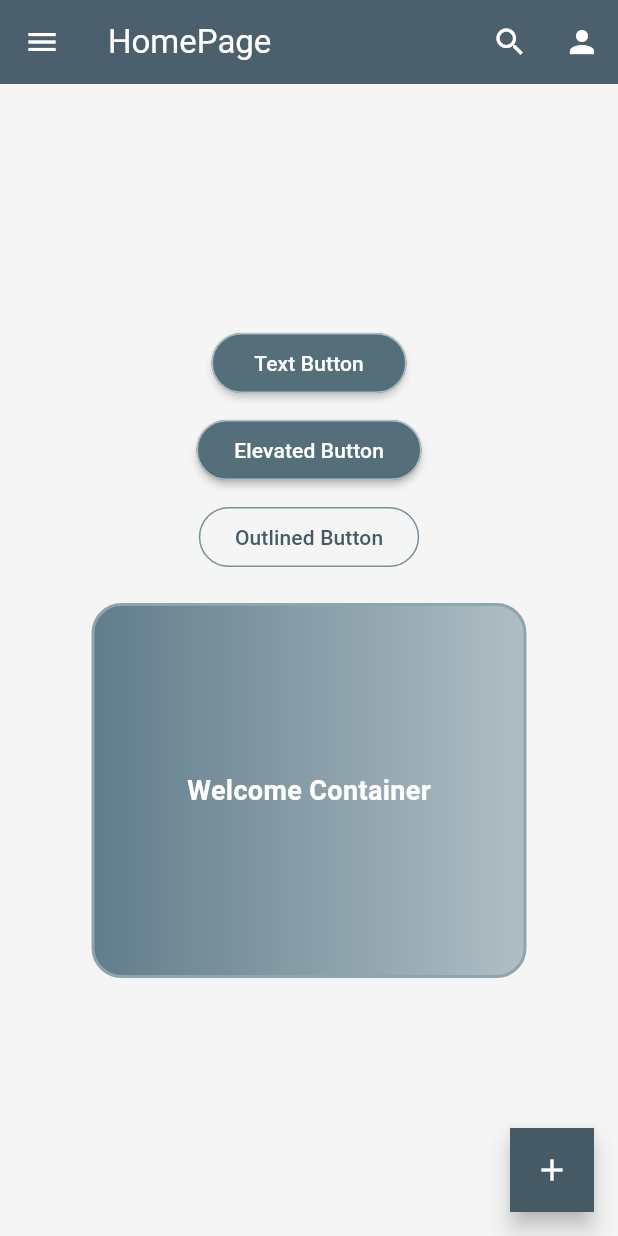
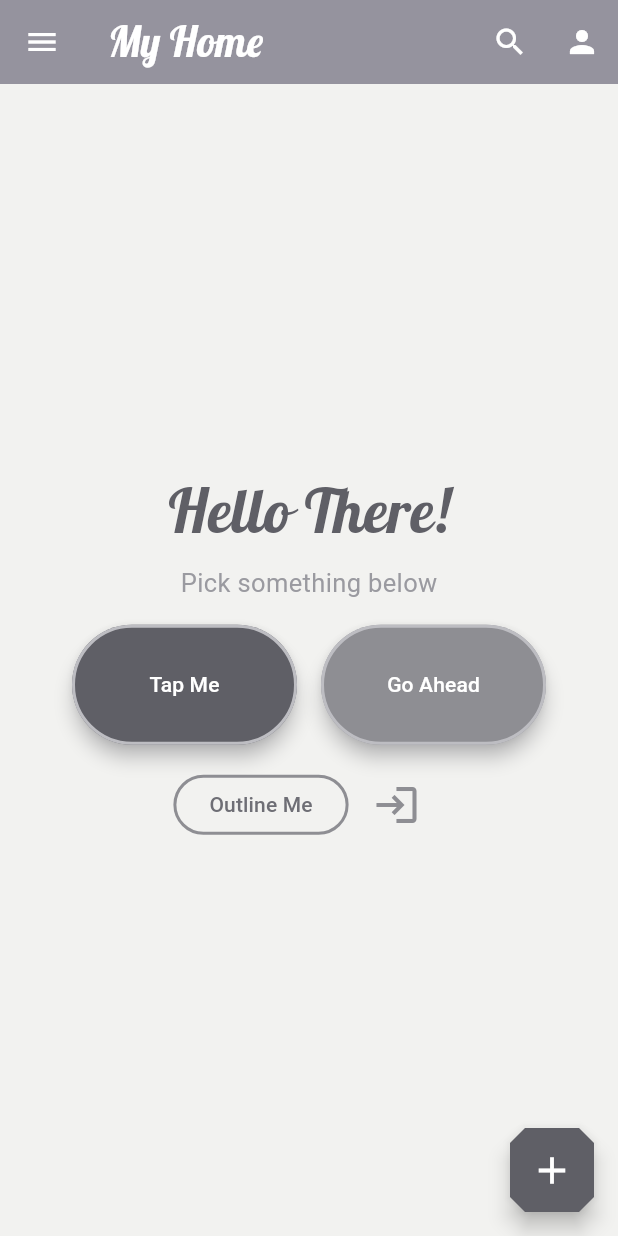
Before and after one commit to Taniasultana-creator/Flutter-Homepage, a Flutter app: the screen it shows after launch, on a phone screen of 412 x 824 dp. Run offline on Flutter 3.47's test engine with Material 3 defaults, Android fonts, the phone set to English and light mode, and no system bars; our stand-ins replace google_fonts.

Commit message:
Updated Assignment 2

```diff
--- a/lib/Assignment_2.dart
+++ b/lib/Assignment_2.dart
@@ -1,4 +1,5 @@
 import 'package:flutter/material.dart';
+import 'package:google_fonts/google_fonts.dart';
 
 class Assignment2 extends StatelessWidget {
   const Assignment2({super.key});
@@ -6,52 +7,101 @@ class Assignment2 extends StatelessWidget {
   @override
   Widget build(BuildContext context) {
     return Scaffold(
-      backgroundColor: Colors.grey.shade100,
+      backgroundColor: const Color(0xFFF2F2F0),
+
       appBar: AppBar(
-        title: Text("HomePage"),
-        backgroundColor: Colors.blueGrey.shade700,
+        title: Text(
+          "My Home",
+          style: GoogleFonts.lobster(
+            fontSize: 28,
+            color: Colors.white,
+          ),
+        ),
+        backgroundColor: const Color(0xFF8E8E93),
         foregroundColor: Colors.white,
-        elevation: 1,
+        elevation: 5,
+
         actions: [
-          IconButton(onPressed: () {}, icon: Icon(Icons.search)),
-          IconButton(onPressed: () {}, icon: Icon(Icons.person)),
+          IconButton(
+            onPressed: () {},
+            icon: const Icon(Icons.search),
+            tooltip: "Search",
+          ),
+
+          IconButton(
+            onPressed: () {},
+            icon: const Icon(Icons.person),
+            tooltip: "Profile",
+          ),
         ],
       ),
 
       drawer: Drawer(
-        backgroundColor: Colors.white,
         child: Column(
           children: [
             UserAccountsDrawerHeader(
-              decoration: BoxDecoration(color: Colors.blueGrey.shade700),
-              accountName: Text("Name"),
-              accountEmail: Text("Email"),
-              currentAccountPicture: CircleAvatar(
-                backgroundColor: Colors.white,
-                child: Icon(Icons.person, color: Colors.blueGrey.shade700, size: 35),
+              decoration: const BoxDecoration(
+                color: Color(0xFF5F5F66),
+              ),
+              accountName: const Text(
+                "Guest User",
+                style: TextStyle(
+                  fontSize: 17,
+                  fontWeight: FontWeight.bold,
+                ),
+              ),
+              accountEmail: const Text("guest@mail.com"),
+
+              currentAccountPicture: const Icon(
+                Icons.person,
+                size: 40,
+                color: Colors.white,
               ),
             ),
 
             ListTile(
-              leading: Icon(Icons.home, color: Colors.blueGrey.shade700),
-              title: Text("HomePage"),
-              hoverColor: Colors.blueGrey.shade50,
+              leading: const Icon(
+                Icons.home,
+                color: Color(0xFF8E8E93),
+              ),
+              title: const Text("Home"),
+              hoverColor: const Color(0xFFE4E4E7),
               onTap: () {},
             ),
-            Divider(height: 1),
+
+            const Divider(),
+
             ListTile(
-              leading: Icon(Icons.contact_page, color: Colors.blueGrey.shade700),
-              title: Text("Contact"),
-              hoverColor: Colors.blueGrey.shade50,
+              leading: const Icon(
+                Icons.contact_page,
+                color: Color(0xFF8E8E93),
+              ),
+              title: const Text("Contact Us"),
+              hoverColor: const Color(0xFFE4E4E7),
               onTap: () {},
             ),
-            Divider(height: 1),
 
-            Spacer(),
+            const Divider(),
+
+            const Spacer(),
+
             ListTile(
-              leading: IconButton(onPressed: () {}, icon: Icon(Icons.person, color: Colors.blueGrey.shade700)),
-              trailing: IconButton(onPressed: () {}, icon: Icon(Icons.logout, color: Colors.redAccent)),
-              title: Text("Profile"),
+              leading: IconButton(
+                onPressed: () {},
+                icon: const Icon(
+                  Icons.person,
+                  color: Color(0xFF8E8E93),
+                ),
+              ),
+              trailing: IconButton(
+                onPressed: () {},
+                icon: const Icon(
+                  Icons.logout,
+                  color: Colors.redAccent,
+                ),
+              ),
+              title: const Text("My Profile"),
+              onTap: () {},
             ),
           ],
         ),
@@ -61,60 +111,104 @@ class Assignment2 extends StatelessWidget {
         child: Column(
           mainAxisAlignment: MainAxisAlignment.center,
           children: [
+
+            Text(
+              "Hello There!",
+              style: GoogleFonts.lobster(
+                fontSize: 40,
+                color: const Color(0xFF5F5F66),
+              ),
+            ),
+
+            const Padding(
+              padding: EdgeInsets.all(8.0),
+              child: Text(
+                "Pick something below",
+                style: TextStyle(
+                  fontSize: 17,
+                  color: Color(0xFF9A9AA0),
+                ),
+              ),
+            ),
+
+            Row(
+              mainAxisAlignment: MainAxisAlignment.center,
+              crossAxisAlignment: CrossAxisAlignment.center,
+              children: [
+
                 Padding(
-              padding: const EdgeInsets.all(10),
+                  padding: const EdgeInsets.all(8.0),
                   child: TextButton(
                     onPressed: () {},
                     style: TextButton.styleFrom(
-                  backgroundColor: Colors.blueGrey.shade600,
+                      backgroundColor: const Color(0xFF5F5F66),
                       foregroundColor: Colors.white,
-                  side: BorderSide(color: Colors.blueGrey.shade200),
-                  fixedSize: Size(130, 40),
-                  elevation: 2,
-                  shadowColor: Colors.grey.shade300,
+                      side: const BorderSide(
+                        color: Color(0xFFBDBDC2),
+                        width: 2,
                       ),
-                child: Text("Text Button"),
+                      fixedSize: const Size(150, 80),
+                      elevation: 5,
+                      shadowColor: const Color(0xFFBDBDC2),
+                    ),
+                    child: const Text(
+                      "Tap Me",
                     ),
                   ),
-            ElevatedButton(
+                ),
+
+                Padding(
+                  padding: const EdgeInsets.all(8.0),
+                  child: ElevatedButton(
                     onPressed: () {},
                     style: ElevatedButton.styleFrom(
-                backgroundColor: Colors.blueGrey.shade600,
+                      backgroundColor: const Color(0xFF8E8E93),
                       foregroundColor: Colors.white,
-                side: BorderSide(color: Colors.blueGrey.shade200),
-                fixedSize: Size(150, 40),
-                elevation: 2,
+                      side: const BorderSide(
+                        color: Color(0xFFBDBDC2),
+                        width: 2,
                       ),
-              child: Text("Elevated Button"),
+                      fixedSize: const Size(150, 80),
+                      elevation: 5,
+                      shadowColor: const Color(0xFFBDBDC2),
                     ),
-            SizedBox(height: 10),
+                    child: const Text(
+                      "Go Ahead",
+                    ),
+                  ),
+                ),
+              ],
+            ),
+
+            Row(
+              mainAxisAlignment: MainAxisAlignment.center,
+              children: [
+
                 OutlinedButton(
                   onPressed: () {},
                   style: OutlinedButton.styleFrom(
-                foregroundColor: Colors.blueGrey.shade700,
-                side: BorderSide(color: Colors.blueGrey.shade400),
-              ),
-              child: Text("Outlined Button"),
-            ),
-            // IconButton(onPressed: () {}, icon: Icon(Icons.login)),
-            Container(
-              height: 250,
-              width: 290,
-              margin: EdgeInsets.all(20),
-              padding: EdgeInsets.all(20),
-              alignment: Alignment.center,
-              decoration: BoxDecoration(
-                color: Colors.white,
-                border: Border.all(color: Colors.blueGrey.shade300, width: 2),
-                borderRadius: BorderRadius.all(Radius.circular(20)),
-                gradient: LinearGradient(
-                  colors: [Colors.blueGrey.shade500, Colors.blueGrey.shade200],
+                    foregroundColor: const Color(0xFF6E6E75),
+                    side: const BorderSide(
+                      color: Color(0xFF8E8E93),
+                      width: 2,
                     ),
                   ),
-              child: Text(
-                "Welcome Container",
-                style: TextStyle(color: Colors.white, fontSize: 18, fontWeight: FontWeight.bold),
+                  child: const Text(
+                    "Outline Me",
                   ),
+                ),
+
+                Padding(
+                  padding: const EdgeInsets.all(8.0),
+                  child: IconButton(
+                    onPressed: () {},
+                    icon: const Icon(Icons.login),
+                    iconSize: 32,
+                    color: const Color(0xFF8E8E93),
+                    tooltip: "Login",
+                  ),
+                ),
+              ],
             ),
           ],
         ),
@@ -122,12 +216,20 @@ class Assignment2 extends StatelessWidget {
 
       floatingActionButton: FloatingActionButton(
         onPressed: () {},
-        backgroundColor: Colors.blueGrey.shade700,
+        backgroundColor: const Color(0xFF5F5F66),
         foregroundColor: Colors.white,
-        hoverColor: Colors.blueGrey.shade500,
-        shape: BeveledRectangleBorder(),
+        hoverColor: const Color(0xFFBDBDC2),
+
+        shape: BeveledRectangleBorder(
+          borderRadius: BorderRadius.circular(10),
+        ),
+
         tooltip: "Add",
-        child: Icon(Icons.add),
+
+        child: const Icon(
+          Icons.add,
+          size: 30,
+        ),
       ),
     );
   }
```
Lines whose indentation alone changed are shown as unchanged.
